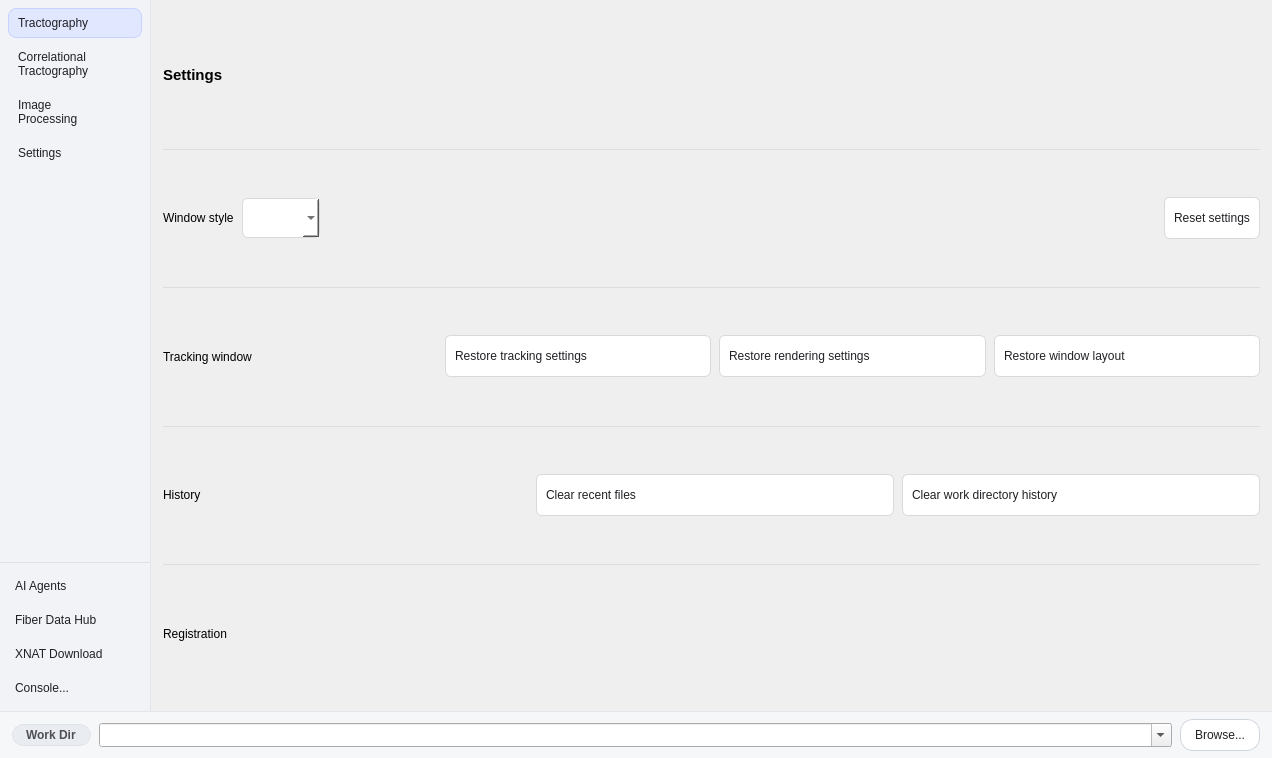
Above: mainwindow.ui from frankyeh/DSI-Studio before the change. Below: the same form after it.
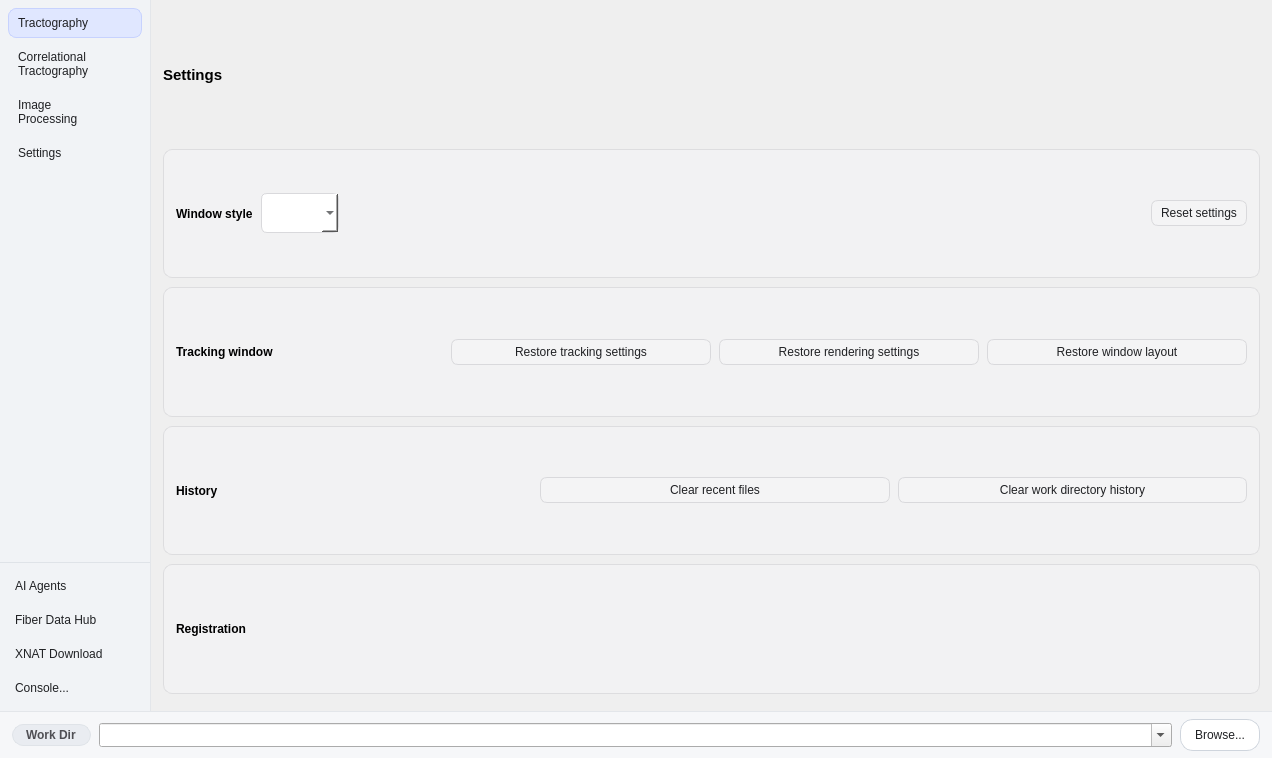
That is the form after the change. The open tabs and pages were chosen to show the change. Icons and pictures are not drawn.

```diff
--- a/mainwindow.ui
+++ b/mainwindow.ui
@@ -3194,12 +3194,10 @@
 }
 QWidget#tab_more QPushButton {
     color: #202124;
-    background-color: #ffffff;
+    background-color: #f4f4f5;
     border: 1px solid #d9d9dc;
-    border-radius: 6px;
-    padding: 6px 9px;
-    min-height: 28px;
-    text-align: left;
+    border-radius: 7px;
+    padding: 5px 9px;
 }
 QWidget#tab_more QPushButton:hover {
     background-color: #eeeeef;
@@ -3220,9 +3218,15 @@
 QFrame#settings_tracking_row,
 QFrame#settings_history_row,
 QFrame#settings_registration_row {
-    border: 0px;
-    border-top: 1px solid #dddddf;
-    padding-top: 8px;
+    background-color: rgba(247,247,248,0.45);
+    border: 1px solid #dddddf;
+    border-radius: 9px;
+}
+QLabel#tools_style_label,
+QLabel#settings_tracking_label,
+QLabel#settings_history_label,
+QLabel#settings_registration_label {
+    font-weight: bold;
 }</string>
          </property>
          <layout class="QVBoxLayout" name="more_page_layout">
@@ -3261,16 +3265,16 @@
               <number>8</number>
              </property>
              <property name="leftMargin">
-              <number>0</number>
+              <number>12</number>
              </property>
              <property name="topMargin">
-              <number>0</number>
+              <number>10</number>
              </property>
              <property name="rightMargin">
-              <number>0</number>
+              <number>12</number>
              </property>
              <property name="bottomMargin">
-              <number>0</number>
+              <number>10</number>
              </property>
              <item>
               <widget class="QLabel" name="tools_style_label">
@@ -3318,16 +3322,16 @@
               <number>8</number>
              </property>
              <property name="leftMargin">
-              <number>0</number>
+              <number>12</number>
              </property>
              <property name="topMargin">
-              <number>0</number>
+              <number>10</number>
              </property>
              <property name="rightMargin">
-              <number>0</number>
+              <number>12</number>
              </property>
              <property name="bottomMargin">
-              <number>0</number>
+              <number>10</number>
              </property>
              <item>
               <widget class="QLabel" name="settings_tracking_label">
@@ -3392,16 +3396,16 @@
               <number>8</number>
              </property>
              <property name="leftMargin">
-              <number>0</number>
+              <number>12</number>
              </property>
              <property name="topMargin">
-              <number>0</number>
+              <number>10</number>
              </property>
              <property name="rightMargin">
-              <number>0</number>
+              <number>12</number>
              </property>
              <property name="bottomMargin">
-              <number>0</number>
+              <number>10</number>
              </property>
              <item>
               <widget class="QLabel" name="settings_history_label">
@@ -3453,16 +3457,16 @@
               <number>8</number>
              </property>
              <property name="leftMargin">
-              <number>0</number>
+              <number>12</number>
              </property>
              <property name="topMargin">
-              <number>0</number>
+              <number>10</number>
              </property>
              <property name="rightMargin">
-              <number>0</number>
+              <number>12</number>
              </property>
              <property name="bottomMargin">
-              <number>0</number>
+              <number>10</number>
              </property>
              <item>
               <widget class="QLabel" name="settings_registration_label">
```
Left out of the diff: 6 changed lines with no effect on the pictures.
